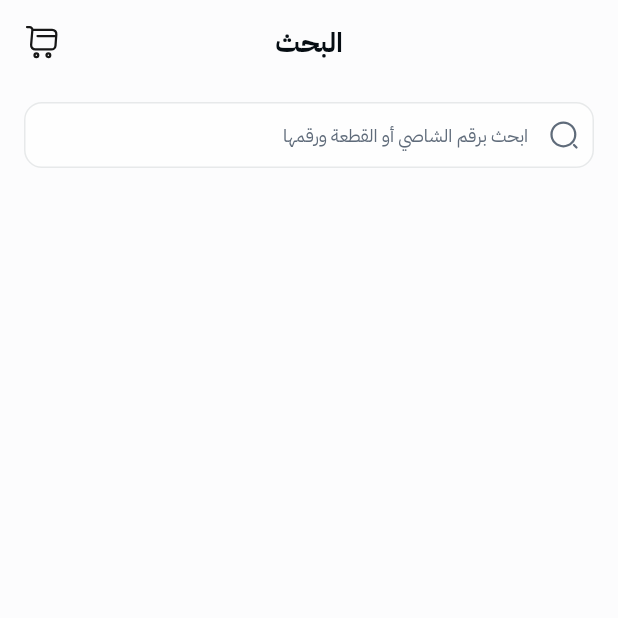
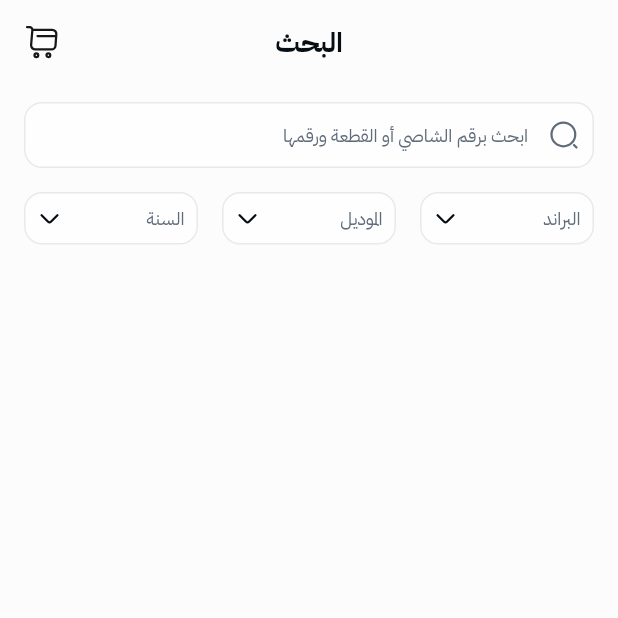
Before and after one commit to Nassertion/qitai, a Flutter app: the SearchScreen screen opened by its route, on a phone screen of 412 x 824 dp, the top half of it. Run offline on Flutter 3.47's test engine with Material 3 defaults, Android fonts, the phone set to English and light mode, and no system bars; our stand-ins replace dio, flutter_riverpod, flutter_svg, go_router, loading_animation_widget, smooth_page_indicator; network calls fail.

Commit message:
finish search screen

```diff
--- a/lib/core/widgets/search_widget.dart
+++ b/lib/core/widgets/search_widget.dart
@@ -56,11 +56,9 @@ class SearchWidget extends StatelessWidget {
               color: AppColors.secondaryText,
             ),
             contentPadding: const EdgeInsets.symmetric(vertical: 0),
-            prefixIcon: InkWell(
+            prefixIcon: GestureDetector(
               onTap: onSearchTap,
-              splashColor: Colors.transparent,
-              highlightColor: Colors.transparent,
-              hoverColor: Colors.transparent,
+
               child: Padding(
                 padding: const EdgeInsets.all(10),
                 child: SvgPicture.asset(
--- a/lib/features/client/classification/presentation/widgets/classification_widget.dart
+++ b/lib/features/client/classification/presentation/widgets/classification_widget.dart
@@ -24,7 +24,6 @@ class _ClassificationWidgetState extends ConsumerState<ClassificationWidget> {
   Widget build(BuildContext context) {
     // final state = ref.watch(classificationProvider);
 
-    // appBar: CustomAppbar(title: "التصنيف"),
     return ListView(
       shrinkWrap: true,
       physics: const NeverScrollableScrollPhysics(),
--- a/lib/features/client/search/data/repository/search_repository.dart
+++ b/lib/features/client/search/data/repository/search_repository.dart
@@ -32,6 +32,9 @@ class SearchRepository {
 Future<List<SearchProductModel>> searchProducts({
   String? query,
   String? vin,
+  int? brandId,
+  int? modelId,
+  int? year,
 }) async {
   return handleDioRequest(() async {
     final response = await dio.get(
@@ -39,6 +42,9 @@ class SearchRepository {
       queryParameters: {
         if (query != null && query.isNotEmpty) "q": query,
         if (vin != null && vin.isNotEmpty) "vin": vin,
+        if (brandId != null) "brand_id": brandId,
+        if (modelId != null) "model_id": modelId,
+        if (year != null) "year": year,
       },
     );
 
--- a/lib/features/client/search/presentation/screens/search_screen.dart
+++ b/lib/features/client/search/presentation/screens/search_screen.dart
@@ -7,6 +7,7 @@ import 'package:qitai/core/widgets/empty_data_widget.dart';
 import 'package:qitai/core/widgets/loading_widget.dart';
 import 'package:qitai/core/widgets/page_padding.dart';
 import 'package:qitai/core/widgets/search_widget.dart';
+import 'package:qitai/features/client/classification/presentation/widgets/classification_widget.dart';
 import 'package:qitai/features/client/search/presentation/provider/search_provider.dart';
 import 'package:qitai/features/client/search/presentation/widgets/search_card_product_widget.dart';
 import 'package:qitai/features/client/search/presentation/widgets/search_suggestion_widget.dart';
@@ -67,8 +68,7 @@ class _SearchScreenState extends ConsumerState<SearchScreen> {
                     .submitSearch(_controller.text);
               },
             ),
-            const SizedBox(height: 16),
-
+            const ClassificationWidget(),
             Expanded(
               child: Builder(
                 builder: (context) {
```
Also changed, not shown: lib/features/client/search/data/model/search_product_model.dart (+4 -20 lines), lib/features/client/search/presentation/provider/search_notifier.dart (+17 -4 lines), lib/features/client/search/presentation/widgets/search_suggestion_widget.dart (+0 -48 lines). Lines whose indentation alone changed are shown as unchanged.
